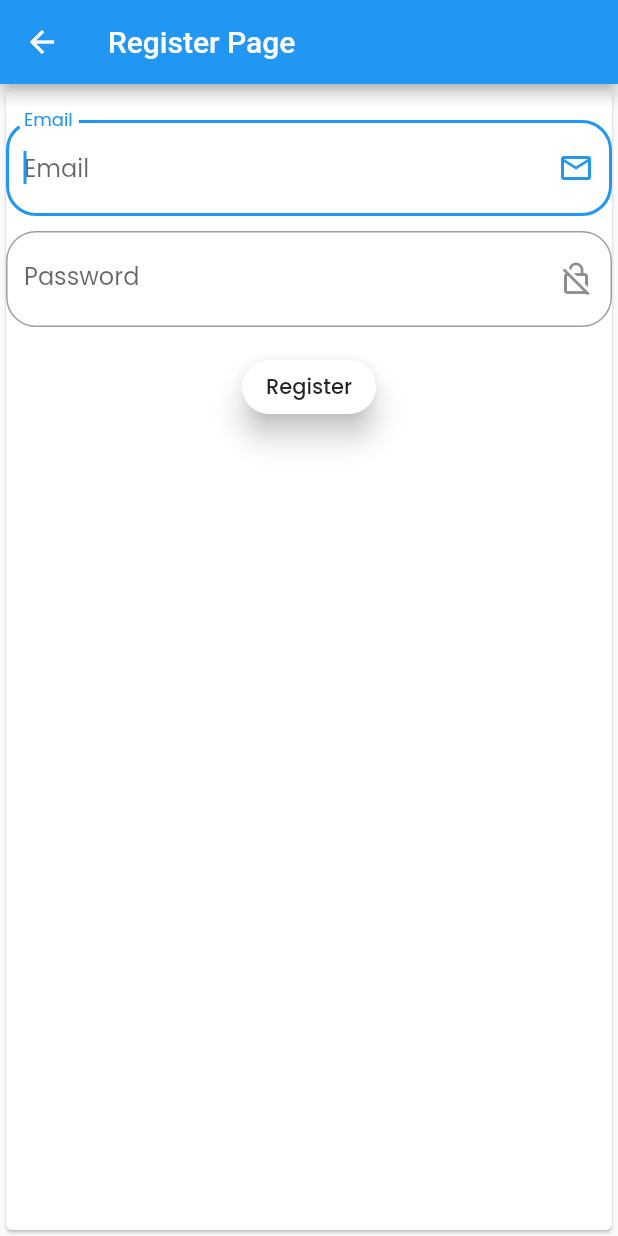
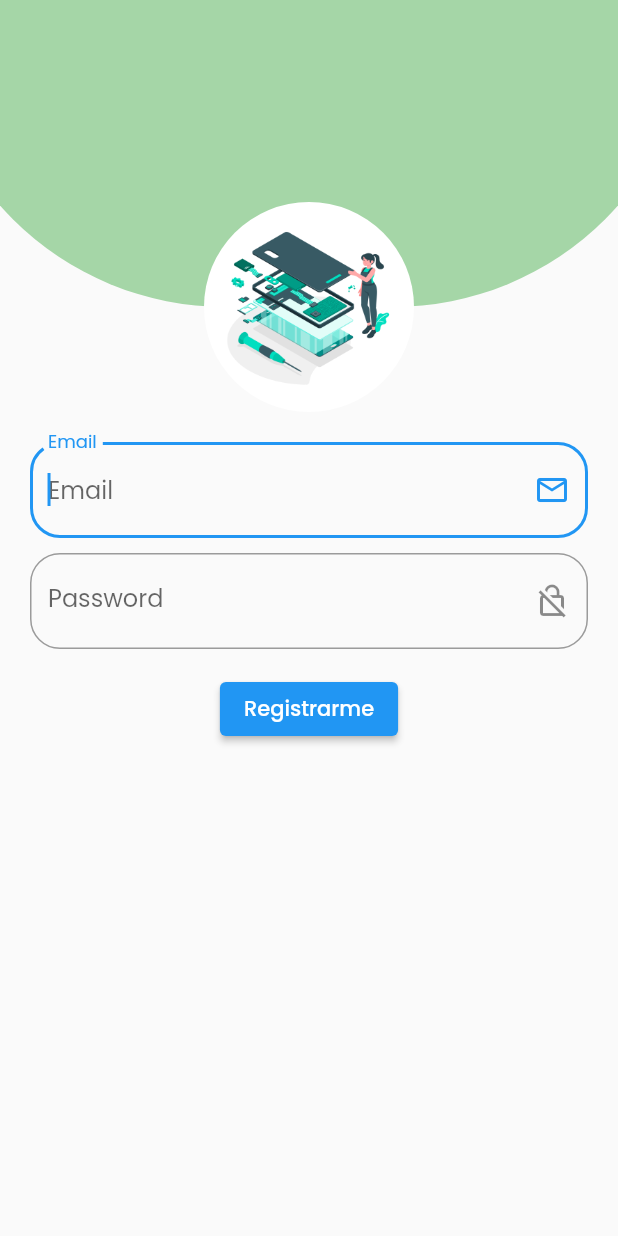
Before and after one commit to Juan94e/FlutterApp, a Flutter app: the screen it shows after launch, after a tap on "Registrate", on a phone screen of 412 x 824 dp. Run offline on Flutter 3.47's test engine with Material 2 defaults, Android fonts, the phone set to English and light mode, and no system bars; our stand-ins replace firebase_auth, firebase_core, flutter_signin_button, get, google_fonts, google_sign_in; accounts and stored records are empty; network calls fail.

Commit message:
terminando login page

```diff
--- a/lib/controllers/login_controller.dart
+++ b/lib/controllers/login_controller.dart
@@ -48,7 +48,7 @@ class LoginController extends GetxController {
     final String uid = user.uid;
     Get.snackbar('Out', uid + ' has successfully signed out.',
         snackPosition: SnackPosition.BOTTOM);
-    Get.toNamed("/home");
+    Get.toNamed("/welcomepage");
   }
 
   //Example code of how to sign in with Google.
--- a/lib/pages/register_login_page.dart
+++ b/lib/pages/register_login_page.dart
@@ -1,27 +1,76 @@
 import 'package:fire_todo_app/controllers/register_login_controller.dart';
 import 'package:flutter/material.dart';
 import 'package:get/get.dart';
+
+const logoSize = 70.0;
 
 class RegisterLoginPage extends StatelessWidget {
   final controller = Get.put(LoginRegisterController());
   @override
   Widget build(BuildContext context) {
+    final size = MediaQuery.of(context).size;
+    final width = size.width;
+    final moreSize = 50.0;
+
     return Scaffold(
-      appBar: AppBar(
-        title: Text('Register Page'),
-      ),
+      // appBar: AppBar(
+      //   title: Text('Register Page'),
+      // ),
       body: GetBuilder<LoginRegisterController>(
         init: LoginRegisterController(),
         builder: (_) {
-          return Form(
+          return Column(
+            children: [
+              //expanded para crear logo.
+              Expanded(
+                flex: 2,
+                child: Stack(
+                  children: [
+                    //positioned para el circulo decorativo
+                    Positioned(
+                      bottom: logoSize,
+                      left: -moreSize,
+                      right: -moreSize,
+                      height: width + moreSize,
+                      child: Container(
+                        decoration: BoxDecoration(
+                          color: Colors.green[200],
+                          borderRadius: BorderRadius.vertical(
+                            bottom: Radius.circular(200),
+                          ),
+                        ),
+                      ),
+                    ),
+                    Align(
+                      alignment: Alignment.bottomCenter,
+                      child: CircleAvatar(
+                        backgroundColor: Colors.white,
+                        radius: logoSize,
+                        child: Padding(
+                          padding: const EdgeInsets.all(12.0),
+                          child: Image.asset('assets/images/repairs.png'),
+                        ),
+                      ),
+                    )
+                  ],
+                ),
+              ),
+
+              //expanded de los textfields
+              Expanded(
+                flex: 4,
+                child: Form(
                   key: controller.formKey,
-            child: Card(
+                  child: Container(
                     child: Padding(
-                padding: const EdgeInsets.only(top: 20.0),
+                      padding: const EdgeInsets.all(20.0),
                       child: Column(
-                  crossAxisAlignment: CrossAxisAlignment.center,
+                        crossAxisAlignment: CrossAxisAlignment.stretch,
                         children: <Widget>[
                           TextFormField(
+                            //style para cambiar el color del input
+                            style: TextStyle(color: Colors.black),
+                            //modificar
                             autofocus: true,
                             textCapitalization: TextCapitalization.none,
                             controller: controller.emailController,
@@ -47,9 +96,10 @@ class RegisterLoginPage extends StatelessWidget {
                           ),
                           //PASWORD
                           TextFormField(
+                            style: TextStyle(color: Colors.black),
                             textCapitalization: TextCapitalization.none,
                             controller: controller.passwordController,
-                      keyboardType: TextInputType.emailAddress,
+                            //keyboardType: TextInputType.visiblePassword,
                             decoration: InputDecoration(
                               border: OutlineInputBorder(
                                 borderRadius: BorderRadius.circular(20.0),
@@ -57,8 +107,8 @@ class RegisterLoginPage extends StatelessWidget {
                               hintText: 'Password',
                               labelText: 'Password',
                               //icon: Icon(Icons.account_circle),
-                        suffixIcon:
-                            Icon(Icons.no_encryption_gmailerrorred_outlined),
+                              suffixIcon: Icon(
+                                  Icons.no_encryption_gmailerrorred_outlined),
                             ),
                             validator: (String value) {
                               if (value.isEmpty) {
@@ -69,13 +119,16 @@ class RegisterLoginPage extends StatelessWidget {
                             obscureText: true,
                           ),
                           Container(
+                            // boton registrar
                             padding: const EdgeInsets.only(top: 16.0),
                             alignment: Alignment.center,
-                      child: RaisedButton(
-                        color: Colors.white,
-                        elevation: 8.0,
-                        shape: StadiumBorder(),
-                        child: Text('Register'),
+                            //antes era un raisedbutton
+                            child: ElevatedButton(
+                              style: ButtonStyle(),
+                              //color: Colors.white,
+                              //elevation: 8.0,
+                              //shape: StadiumBorder(),
+                              child: Text('Registrarme'),
                               onPressed: () async {
                                 _.register();
                               },
@@ -94,6 +147,9 @@ class RegisterLoginPage extends StatelessWidget {
                       ),
                     ),
                   ),
+                ),
+              ),
+            ],
           );
         },
       ),
--- a/lib/routes/my_routes.dart
+++ b/lib/routes/my_routes.dart
@@ -7,7 +7,10 @@ import 'package:get/route_manager.dart';
 
 routes() => [
       GetPage(name: "/home", page: () => HomePage()),
-      GetPage(name: "/registration", page: () => RegisterLoginPage()),
+      GetPage(
+          name: "/registration",
+          page: () => RegisterLoginPage(),
+          transition: Transition.zoom),
       GetPage(name: "/loginpage", page: () => LoginPage()),
       GetPage(name: "/logingoogle", page: () => LoginPage()),
       GetPage(name: "/welcomepage", page: () => WelcomePage()),
```
Also changed, not shown: lib/pages/food_page.dart (+10 -3 lines), lib/pages/login_page.dart (+70 -23 lines), assets/images/wavy.png (added), pubspec.lock. Lines whose indentation alone changed are shown as unchanged.
